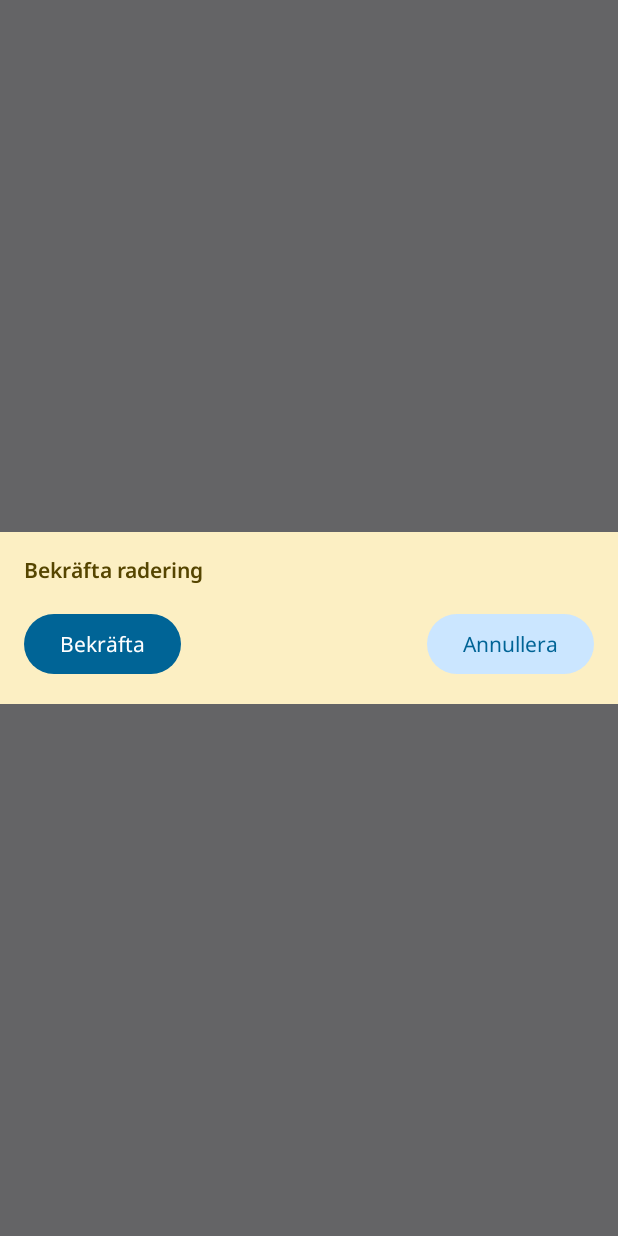
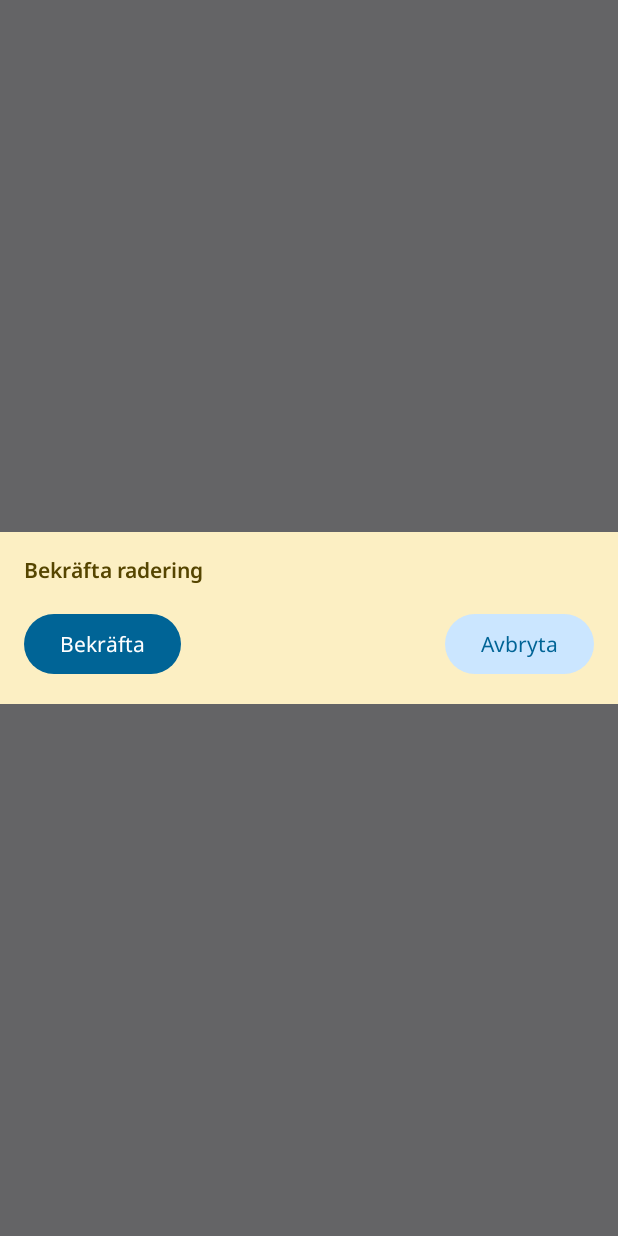
Before and after one commit to camtoth/DA324B-android-app, an Android app built with Jetpack Compose: the composable ShowConfirmationDialog shown on its own in the app's theme, on a phone screen of 412 x 824 dp. Run offline under Robolectric (Android 15) with nearby library versions, the phone set to English and light mode, and no system bars; Roboto replaces fonts that are not available here.

Commit message:
changed text for delete cas

```diff
--- a/RiskAssesmentApp/app/src/main/java/com/example/riskassesmentapp/ui/composables/CaseComposables.kt
+++ b/RiskAssesmentApp/app/src/main/java/com/example/riskassesmentapp/ui/composables/CaseComposables.kt
@@ -521,7 +521,7 @@ fun ShowConfirmationDialog(onConfirm: () -> Unit, onCancel: () -> Unit) {
                             onCancel()
                         }
                     ) {
-                        Text(text = "Annullera",
+                        Text(text = "Avbryta",
                             style = MaterialTheme.typography.labelMedium)
                     }
                 }
```
